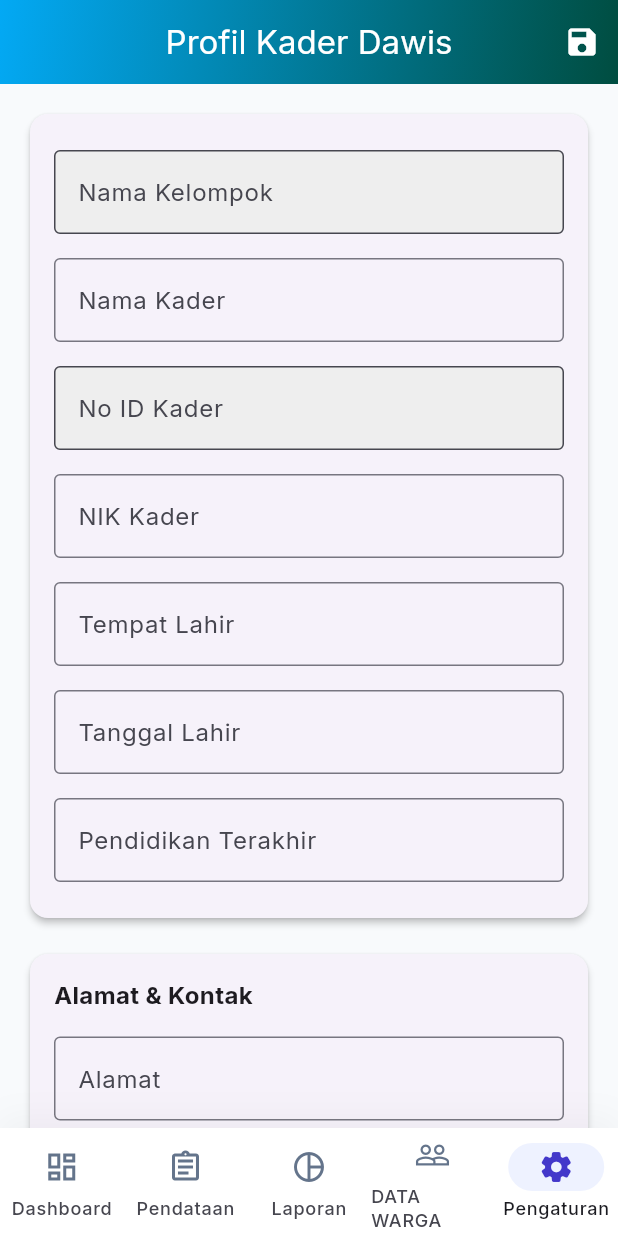
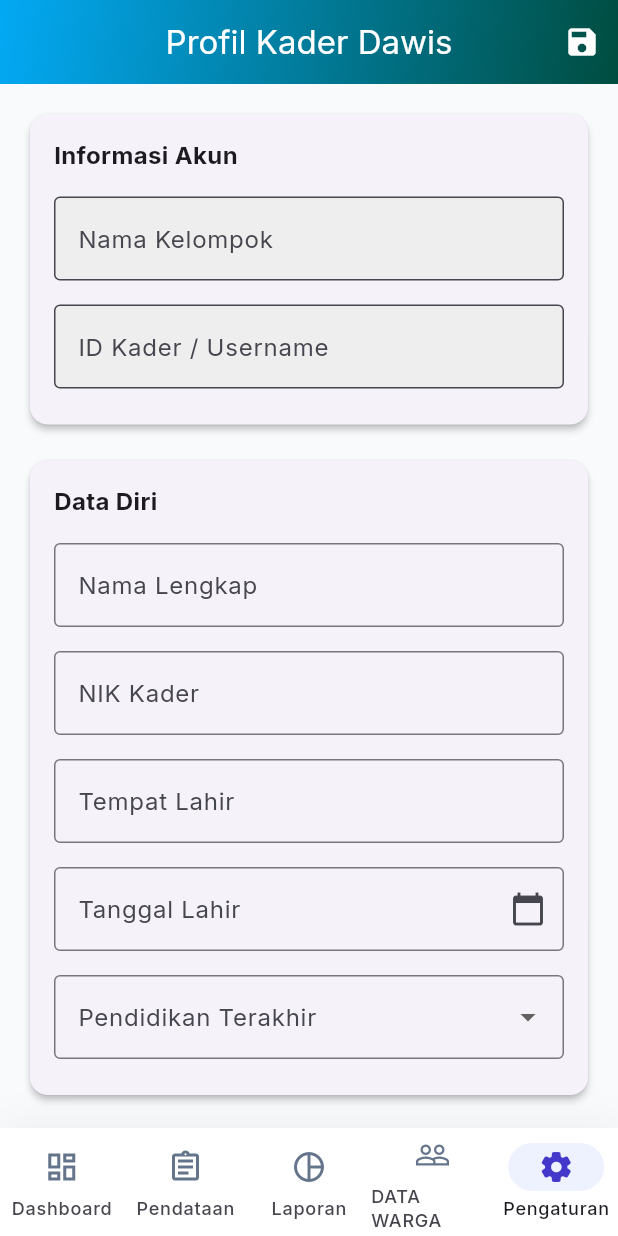
Before and after one commit to rioharyanto-hash/DATA-WARGA, a Flutter app: the ProfilScreen screen opened by its route, on a phone screen of 412 x 824 dp. Run offline on Flutter 3.47's test engine with Material 3 defaults, Android fonts, the phone set to English and light mode, and no system bars; our stand-ins replace csv, file_picker, flutter_animate, flutter_dotenv, flutter_riverpod, go_router and 9 more; missing offline and left inert: excel; accounts and stored records are empty.

Commit message:
chore: release version 1.9.14+37 - UI updates for Kader Profile

```diff
--- a/lib/src/features/settings/presentation/screens/profil_screen.dart
+++ b/lib/src/features/settings/presentation/screens/profil_screen.dart
@@ -156,10 +156,82 @@ class _ProfilScreenState extends ConsumerState<ProfilScreen> {
     );
   }
 
+  Widget _buildDropdownField(
+    String label,
+    TextEditingController controller,
+    List<String> items,
+  ) {
+    String? currentValue = items.contains(controller.text) ? controller.text : null;
+    return Padding(
+      padding: const EdgeInsets.symmetric(vertical: 8.0),
+      child: DropdownButtonFormField<String>(
+        initialValue: currentValue,
+        decoration: InputDecoration(
+          labelText: label,
+          border: const OutlineInputBorder(),
+        ),
+        items: items.map((item) {
+          return DropdownMenuItem(
+            value: item,
+            child: Text(item),
+          );
+        }).toList(),
+        onChanged: (val) {
+          if (val != null) {
+            controller.text = val;
+          }
+        },
+      ),
+    );
+  }
+
+  Widget _buildDateField(
+    String label,
+    TextEditingController controller,
+  ) {
+    return Padding(
+      padding: const EdgeInsets.symmetric(vertical: 8.0),
+      child: TextFormField(
+        controller: controller,
+        readOnly: true,
+        decoration: InputDecoration(
+          labelText: label,
+          border: const OutlineInputBorder(),
+          suffixIcon: const Icon(Icons.calendar_today),
+        ),
+        onTap: () async {
+          final now = DateTime.now();
+          final initial = controller.text.isNotEmpty ? DateTime.tryParse(controller.text) ?? now : now;
+          final selectedDate = await showDatePicker(
+            context: context,
+            initialDate: initial,
+            firstDate: DateTime(1900),
+            lastDate: now,
+          );
+          if (selectedDate != null) {
+            controller.text = "${selectedDate.year}-${selectedDate.month.toString().padLeft(2, '0')}-${selectedDate.day.toString().padLeft(2, '0')}";
+          }
+        },
+      ),
+    );
+  }
+
   @override
   Widget build(BuildContext context) {
     final currentUser = ref.watch(loggedInUserProvider);
     final isAdmin = currentUser?.role == 'ADMIN';
+
+    final pendidikanList = [
+      'Tidak/Belum Sekolah',
+      'SD/MI',
+      'SMP/MTs',
+      'SMA/SMK/MA',
+      'D1/D2/D3',
+      'S1/D4',
+      'S2',
+      'S3',
+    ];
+    final rtRwList = List.generate(20, (i) => (i + 1).toString().padLeft(3, '0'));
 
     return Scaffold(
       appBar: AppBar(
@@ -193,36 +265,71 @@ class _ProfilScreenState extends ConsumerState<ProfilScreen> {
           child: Column(
             crossAxisAlignment: CrossAxisAlignment.stretch,
             children: [
+              // 1. Informasi Akun
               Card(
                 elevation: 2,
                 child: Padding(
                   padding: const EdgeInsets.all(16.0),
                   child: Column(
+                    crossAxisAlignment: CrossAxisAlignment.start,
                     children: [
+                      const Text(
+                        'Informasi Akun',
+                        style: TextStyle(
+                          fontWeight: FontWeight.bold,
+                          fontSize: 16,
+                        ),
+                      ),
+                      const SizedBox(height: 8),
                       _buildField('Nama Kelompok', _kelompokDawisController, readOnly: !isAdmin),
                       _buildField(
-                        'Nama Kader',
-                        _namaController,
-                        required: true,
-                      ),
-                      _buildField(
-                        'No ID Kader',
+                        'ID Kader / Username',
                         _idKaderController,
                         required: true,
                         readOnly: !isAdmin,
-                      ),
-                      _buildField('NIK Kader', _nikController),
-                      _buildField('Tempat Lahir', _tempatLahirController),
-                      _buildField('Tanggal Lahir', _tanggalLahirController),
-                      _buildField(
-                        'Pendidikan Terakhir',
-                        _pendidikanTerakhirController,
                       ),
                     ],
                   ),
                 ),
               ),
               const SizedBox(height: 16),
+
+              // 2. Data Diri
+              Card(
+                elevation: 2,
+                child: Padding(
+                  padding: const EdgeInsets.all(16.0),
+                  child: Column(
+                    crossAxisAlignment: CrossAxisAlignment.start,
+                    children: [
+                      const Text(
+                        'Data Diri',
+                        style: TextStyle(
+                          fontWeight: FontWeight.bold,
+                          fontSize: 16,
+                        ),
+                      ),
+                      const SizedBox(height: 8),
+                      _buildField(
+                        'Nama Lengkap',
+                        _namaController,
+                        required: true,
+                      ),
+                      _buildField('NIK Kader', _nikController),
+                      _buildField('Tempat Lahir', _tempatLahirController),
+                      _buildDateField('Tanggal Lahir', _tanggalLahirController),
+                      _buildDropdownField(
+                        'Pendidikan Terakhir',
+                        _pendidikanTerakhirController,
+                        pendidikanList
+                      ),
+                    ],
+                  ),
+                ),
+              ),
+              const SizedBox(height: 16),
+
+              // 3. Alamat & Kontak
               Card(
                 elevation: 2,
                 child: Padding(
@@ -241,9 +348,9 @@ class _ProfilScreenState extends ConsumerState<ProfilScreen> {
                       _buildField('Alamat', _alamatController),
                       Row(
                         children: [
-                          Expanded(child: _buildField('RT', _rtController)),
+                          Expanded(child: _buildDropdownField('RT', _rtController, rtRwList)),
                           const SizedBox(width: 16),
-                          Expanded(child: _buildField('RW', _rwController)),
+                          Expanded(child: _buildDropdownField('RW', _rwController, rtRwList)),
                         ],
                       ),
                       _buildField('Kelurahan', _kelurahanController),
--- a/pubspec.yaml
+++ b/pubspec.yaml
@@ -16,7 +16,7 @@ publish_to: 'none' # Remove this line if you wish to publish to pub.dev
 # https://developer.apple.com/library/archive/documentation/General/Reference/InfoPlistKeyReference/Articles/CoreFoundationKeys.html
 # In Windows, build-name is used as the major, minor, and patch parts
 # of the product and file versions while build-number is used as the build suffix.
-version: 1.9.13+36
+version: 1.9.14+37
 
 environment:
   sdk: ^3.11.0
```
Also changed, not shown: 1 other file.
